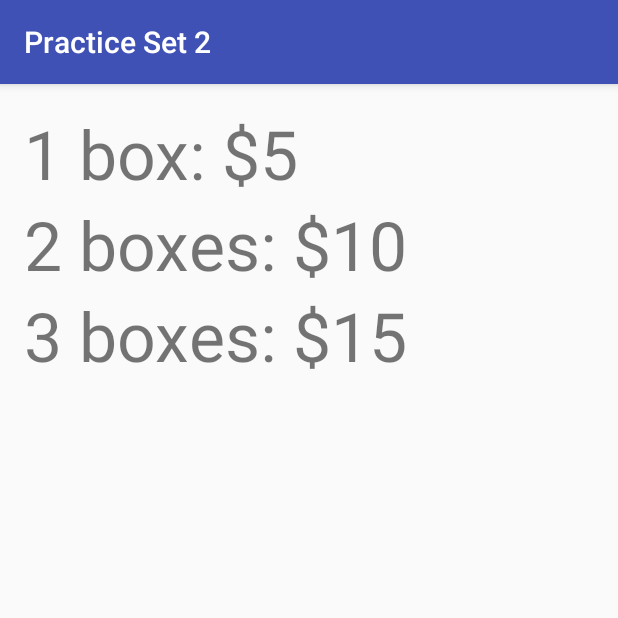
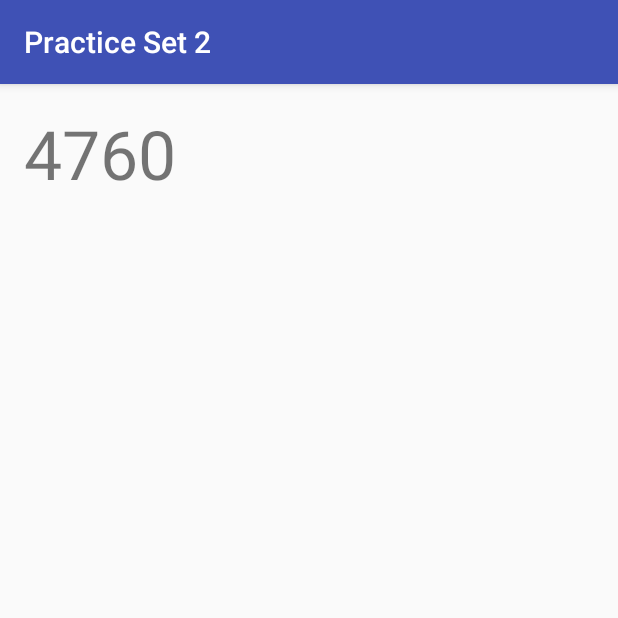
Before and after one commit to ezbery/Android, an Android app: the screen it shows after launch (MainActivity), on a phone screen of 412 x 824 dp, the top half of it. Run offline under Robolectric (Android 15) with nearby library versions, the phone set to English and light mode, and no system bars.

Commit message:
task4
currency conversion

```diff
--- a/PracticeSet2/app/src/main/java/com/example/android/practiceset2/MainActivity.java
+++ b/PracticeSet2/app/src/main/java/com/example/android/practiceset2/MainActivity.java
@@ -11,10 +11,10 @@ public class MainActivity extends AppCompatActivity {
         super.onCreate(savedInstanceState);
         setContentView(R.layout.activity_main);
         // PASTE CODE YOU WANT TO TEST HERE
-        int raspberryPrice = 5;
-        display1("1 box: $" + raspberryPrice);
-        display2("2 boxes: $" + (raspberryPrice * 2));
-        display3("3 boxes: $" + (raspberryPrice * 3));
+        int dollars = 40;
+        int dollarsToYen = 119;
+        int yen = dollarsToYen * dollars;
+        display(yen);
     }
 
     /**
```
